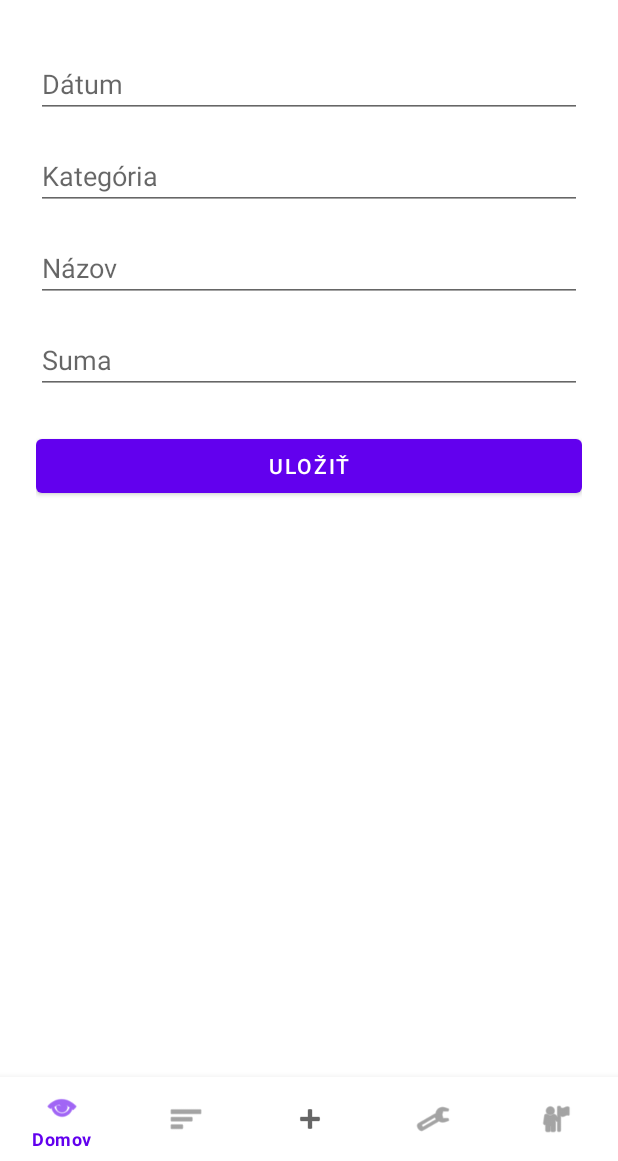
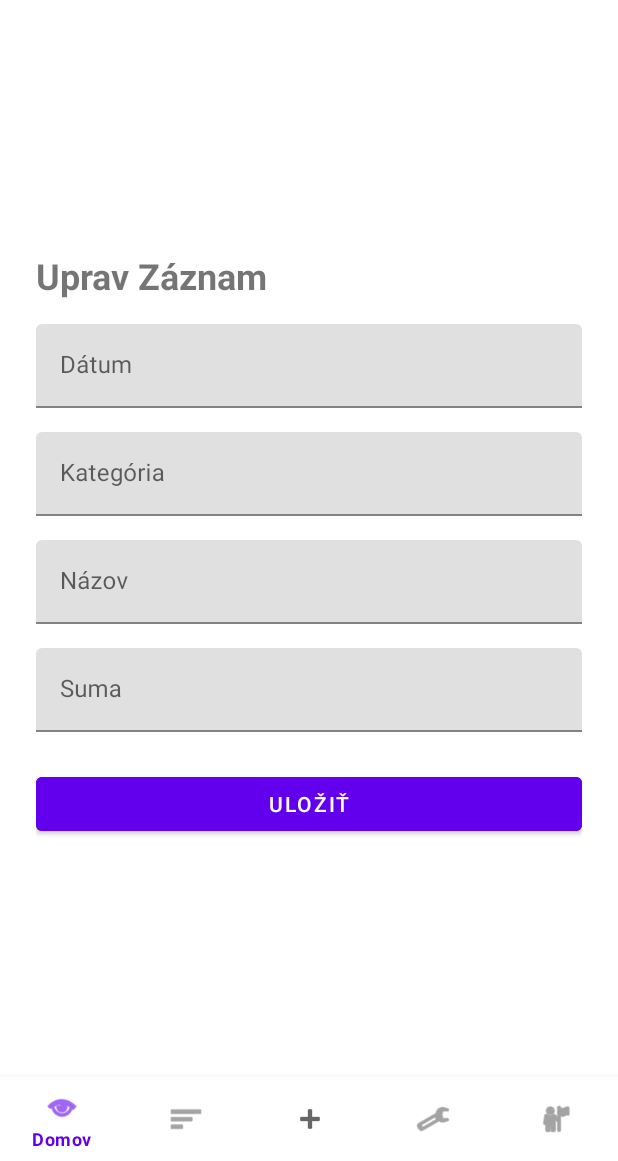
Before and after one commit to Exclypsy/moneytrack, an Android app: the fragment EditTransactionFragment placed in its activity, on a phone screen of 412 x 824 dp, the part 75-1236 px from its top. Run offline under Robolectric (Android 15) with nearby library versions, the phone set to English and light mode, and no system bars; our stand-ins replace Firebase (no records; nobody signed in at launch, a user with empty details on screens opened directly).

Commit message:
Finalne upravy aplikacie

```diff
--- a/app/src/main/res/layout/fragment_add.xml
+++ b/app/src/main/res/layout/fragment_add.xml
@@ -16,7 +16,7 @@
         <TextView
             android:layout_width="match_parent"
             android:layout_height="wrap_content"
-            android:text="Pridať Záznam"
+            android:text="Pridaj Záznam"
             android:textSize="24sp"
             android:textStyle="bold"
             android:paddingBottom="16dp" />
--- a/app/src/main/res/layout/fragment_edit_transaction.xml
+++ b/app/src/main/res/layout/fragment_edit_transaction.xml
@@ -7,46 +7,78 @@
     <LinearLayout
         android:layout_width="match_parent"
         android:layout_height="wrap_content"
-        android:orientation="vertical">
+        android:orientation="vertical"
+        android:background="?attr/background"
+        android:gravity="center_horizontal"
+        android:layout_gravity="center">
 
-        <EditText
-            android:id="@+id/inputDate"
+        <TextView
             android:layout_width="match_parent"
             android:layout_height="wrap_content"
-            android:hint="Dátum"
-            android:focusable="false"
-            android:clickable="true"
-            android:inputType="none" />
+            android:text="Uprav Záznam"
+            android:textSize="24sp"
+            android:textStyle="bold"
+            android:paddingBottom="16dp" />
 
-        <EditText
-            android:id="@+id/inputCategory"
+        <com.google.android.material.textfield.TextInputLayout
+            android:layout_width="match_parent"
+            android:layout_height="wrap_content"
+            android:layout_marginBottom="16dp"
+            android:hint="Dátum">
+
+            <com.google.android.material.textfield.TextInputEditText
+                android:id="@+id/inputDate"
+                android:layout_width="match_parent"
+                android:layout_height="wrap_content"
+                android:focusable="false"
+                android:clickable="true"
+                android:inputType="none" />
+        </com.google.android.material.textfield.TextInputLayout>
+
+        <com.google.android.material.textfield.TextInputLayout
             android:layout_width="match_parent"
             android:layout_height="wrap_content"
             android:hint="Kategória"
-            android:inputType="text"
-            android:layout_marginTop="16dp" />
+            android:layout_marginBottom="16dp">
 
-        <EditText
-            android:id="@+id/inputTitle"
+            <com.google.android.material.textfield.TextInputEditText
+                android:id="@+id/inputCategory"
+                android:layout_width="match_parent"
+                android:layout_height="wrap_content" />
+        </com.google.android.material.textfield.TextInputLayout>
+
+        <com.google.android.material.textfield.TextInputLayout
             android:layout_width="match_parent"
             android:layout_height="wrap_content"
             android:hint="Názov"
-            android:inputType="text"
-            android:layout_marginTop="16dp" />
+            android:layout_marginBottom="16dp">
 
-        <EditText
-            android:id="@+id/inputAmount"
+            <com.google.android.material.textfield.TextInputEditText
+                android:id="@+id/inputTitle"
+                android:layout_width="match_parent"
+                android:layout_height="wrap_content" />
+        </com.google.android.material.textfield.TextInputLayout>
+
+        <com.google.android.material.textfield.TextInputLayout
             android:layout_width="match_parent"
             android:layout_height="wrap_content"
             android:hint="Suma"
-            android:inputType="numberDecimal"
-            android:layout_marginTop="16dp" />
+            android:layout_marginBottom="24dp">
 
-        <Button
+            <com.google.android.material.textfield.TextInputEditText
+                android:id="@+id/inputAmount"
+                android:layout_width="match_parent"
+                android:layout_height="wrap_content"
+                android:inputType="numberDecimal" />
+        </com.google.android.material.textfield.TextInputLayout>
+
+        <com.google.android.material.button.MaterialButton
             android:id="@+id/buttonSave"
             android:layout_width="match_parent"
             android:layout_height="wrap_content"
             android:text="Uložiť"
-            android:layout_marginTop="24dp" />
+            style="@style/Widget.MaterialComponents.Button"
+            android:backgroundTint="?attr/colorPrimary"
+            android:textColor="@android:color/white" />
     </LinearLayout>
 </ScrollView>
--- a/app/src/main/res/layout/fragment_home.xml
+++ b/app/src/main/res/layout/fragment_home.xml
@@ -4,6 +4,8 @@
     android:orientation="vertical"
     android:layout_width="match_parent"
     android:layout_height="match_parent"
+    android:scrollbars="none"
+    android:fadeScrollbars="false"
     tools:context=".HomeFragment">
 
     <TextView
--- a/app/src/main/res/layout/fragment_profile.xml
+++ b/app/src/main/res/layout/fragment_profile.xml
@@ -4,6 +4,8 @@
     android:layout_width="match_parent"
     android:layout_height="match_parent"
     android:padding="24dp"
+    android:scrollbars="none"
+    android:fadeScrollbars="false"
     android:background="?attr/background">
 
     <LinearLayout
--- a/app/src/main/res/layout/fragment_settings.xml
+++ b/app/src/main/res/layout/fragment_settings.xml
@@ -168,7 +168,7 @@
         <TextView
             android:layout_width="match_parent"
             android:layout_height="wrap_content"
-            android:text="Verzia: 4.9.2"
+            android:text="Verzia: 4.9.4"
             android:textSize="16sp"
             android:paddingBottom="8dp" />
 
--- a/app/src/main/res/layout/item_transaction.xml
+++ b/app/src/main/res/layout/item_transaction.xml
@@ -10,7 +10,6 @@
         android:layout_width="wrap_content"
         android:layout_height="wrap_content"
         android:orientation="vertical"
-        android:layout_toEndOf="@id/textViewAmount"
         android:layout_marginStart="12dp"
         android:layout_centerVertical="true">
 
```
Also changed, not shown: app/src/main/java/sk/spsepo/moneytrack/ChartFragment.java (+41 -2 lines), app/src/main/res/drawable/dots_menu.png (deleted).
